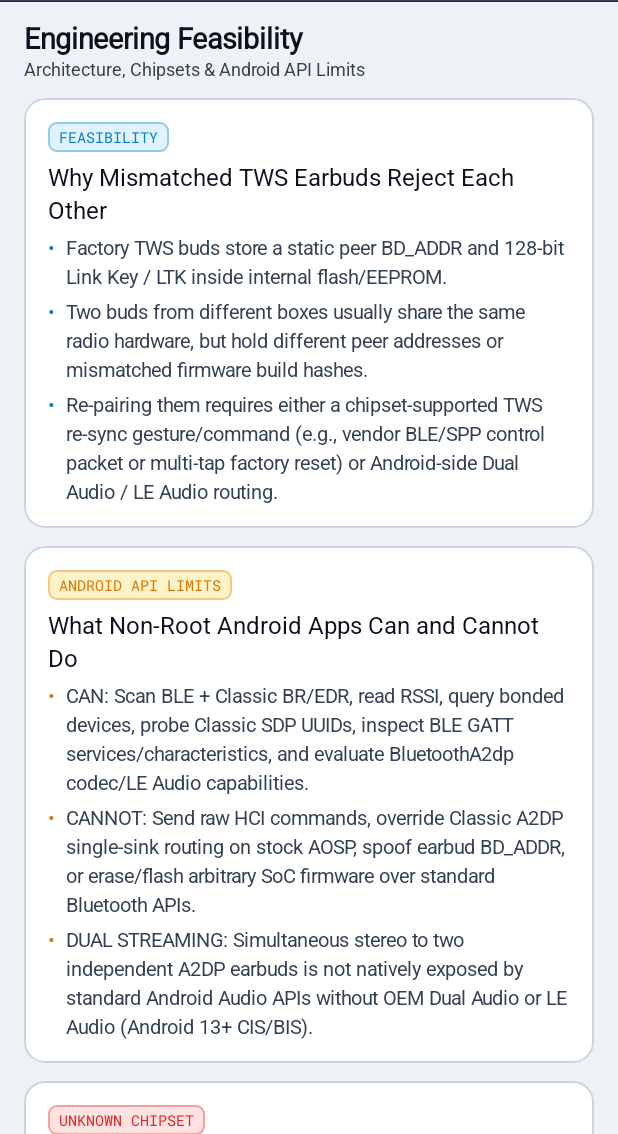
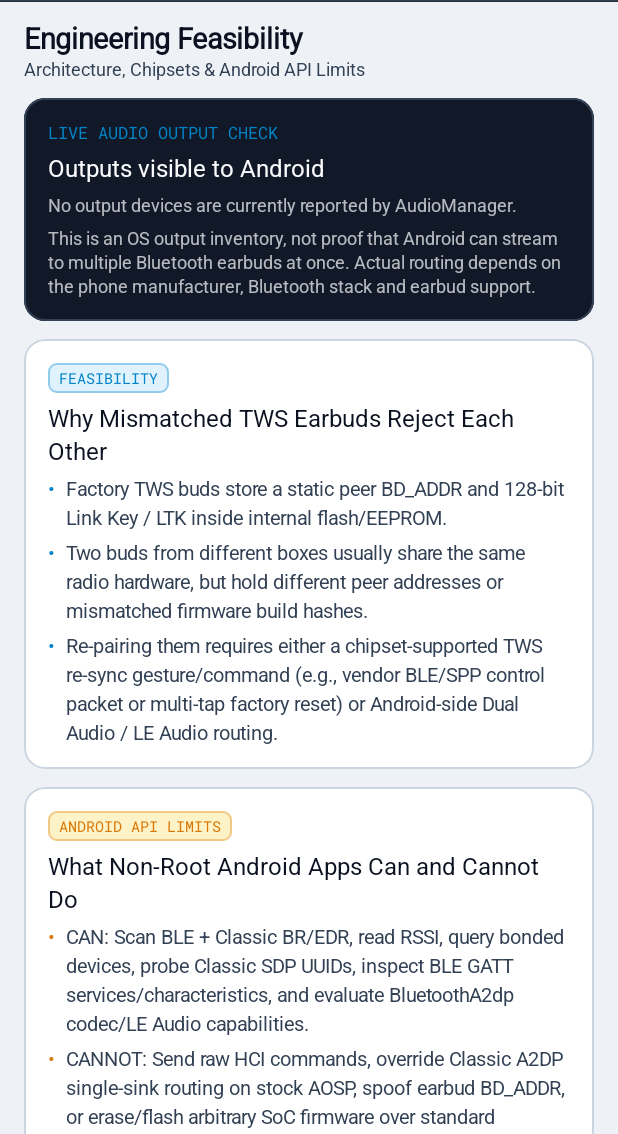
Before and after one commit to zuukaisme/twsync, an Android app built with Jetpack Compose: the LabGuideScreen screen opened through its navigation route, on a phone screen of 412 x 824 dp, the part 102-1236 px from its top. Run offline under Robolectric (Android 15) with nearby library versions, the phone set to English and light mode, and no system bars.

Commit message:
Show live Android audio output capability inventory

```diff
--- a/app/src/main/java/com/example/ui/screens/LabGuideScreen.kt
+++ b/app/src/main/java/com/example/ui/screens/LabGuideScreen.kt
@@ -25,11 +25,15 @@ import androidx.compose.ui.graphics.Color
 import androidx.compose.ui.res.stringResource
 import androidx.compose.ui.unit.dp
 import com.example.R
+import com.example.data.audio.OutputAudioRoute
 import com.example.ui.components.StatusPill
 import com.example.ui.theme.TwsTheme
 
 @Composable
-fun LabGuideScreen(modifier: Modifier = Modifier) {
+fun LabGuideScreen(
+  audioRoutes: List<OutputAudioRoute> = emptyList(),
+  modifier: Modifier = Modifier,
+) {
   val colors = TwsTheme.colors
 
   Box(modifier = modifier.fillMaxSize(), contentAlignment = Alignment.TopCenter) {
@@ -50,6 +54,34 @@ fun LabGuideScreen(modifier: Modifier = Modifier) {
             style = MaterialTheme.typography.bodySmall,
             color = colors.inkSecondary,
           )
+        }
+      }
+
+      item {
+        Card(
+          colors = CardDefaults.cardColors(containerColor = colors.chromeBg),
+          border = BorderStroke(1.dp, colors.chromeBorder),
+          shape = RoundedCornerShape(14.dp),
+          modifier = Modifier.fillMaxWidth(),
+        ) {
+          Column(modifier = Modifier.padding(16.dp), verticalArrangement = Arrangement.spacedBy(8.dp)) {
+            Text("LIVE AUDIO OUTPUT CHECK", style = MaterialTheme.typography.labelMedium, color = colors.cyan)
+            Text("Outputs visible to Android", style = MaterialTheme.typography.titleMedium, color = colors.chromeOnSurface)
+            if (audioRoutes.isEmpty()) {
+              Text("No output devices are currently reported by AudioManager.", style = MaterialTheme.typography.bodySmall, color = colors.chromeOnSurface.copy(alpha = 0.72f))
+            } else {
+              audioRoutes.forEach { route ->
+                Row(modifier = Modifier.fillMaxWidth(), horizontalArrangement = Arrangement.SpaceBetween) {
+                  Column(modifier = Modifier.weight(1f)) {
+                    Text(route.productName, style = MaterialTheme.typography.bodyMedium, color = colors.chromeOnSurface)
+                    Text(route.typeLabel, style = MaterialTheme.typography.labelSmall, color = colors.chromeOnSurface.copy(alpha = 0.65f))
+                  }
+                  Text(route.channelCounts, style = MaterialTheme.typography.labelMedium, color = if (route.isBluetooth) colors.teal else colors.chromeOnSurface.copy(alpha = 0.72f))
+                }
+              }
+            }
+            Text("This is an OS output inventory, not proof that Android can stream to multiple Bluetooth earbuds at once. Actual routing depends on the phone manufacturer, Bluetooth stack and earbud support.", style = MaterialTheme.typography.bodySmall, color = colors.chromeOnSurface.copy(alpha = 0.72f))
+          }
         }
       }
 
```
